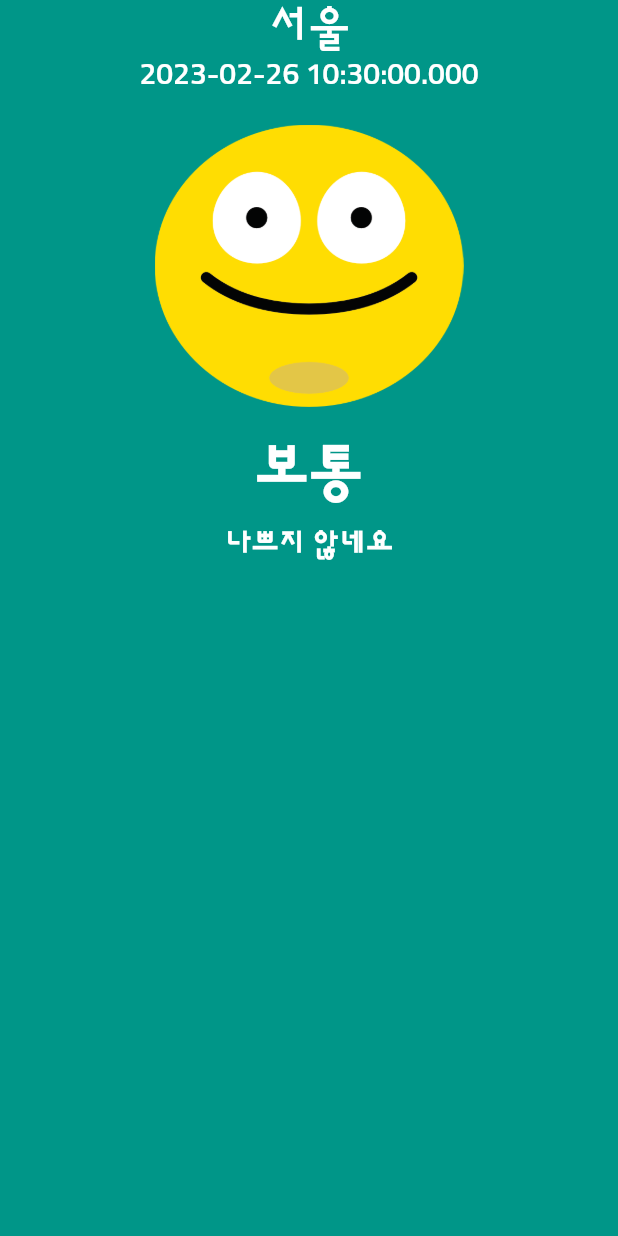
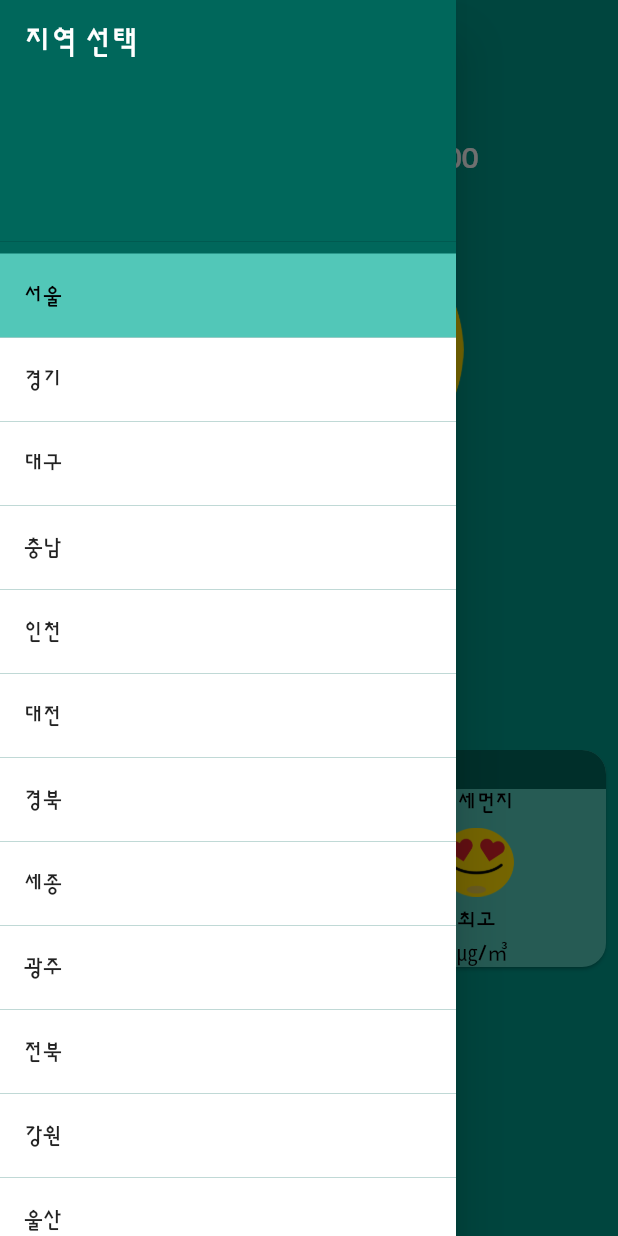
Before and after one commit to dlaehdrlf4/dusty_dust, a Flutter app: the screen it shows after launch, with the side drawer open (before the commit the screen has no drawer), on a phone screen of 412 x 824 dp. Run offline on Flutter 3.47's test engine with Material 2 defaults, Android fonts, the phone set to English and light mode, and no system bars.

Commit message:
fix(*) second add

```diff
--- a/lib/component/main_app_bar.dart
+++ b/lib/component/main_app_bar.dart
@@ -14,9 +14,12 @@ class MainAppBar extends StatelessWidget {
 
     return SliverAppBar(
       expandedHeight: 500,
+
       backgroundColor: primaryColor,
       flexibleSpace: FlexibleSpaceBar(
         background: SafeArea(
+          child: Container(
+            margin: EdgeInsets.only(top: kToolbarHeight), // 원래 앱바의 기본적인 셋팅된 height를 얻으려면 kTollbarHeight
             child: Column(
               children: [
                 Text('서울',style: ts,),
@@ -31,6 +34,7 @@ class MainAppBar extends StatelessWidget {
             ),
           ),
         ),
+      ),
     );
   }
 }
--- /dev/null
+++ b/lib/component/main_drawer.dart
@@ -0,0 +1,46 @@
+import 'package:dusty_dust/const/colors.dart';
+import 'package:flutter/material.dart';
+
+const regions = [
+    '서울',
+    '경기',
+    '대구',
+    '충남',
+    '인천',
+    '대전',
+    '경북',
+    '세종',
+    '광주',
+    '전북',
+    '강원',
+    '울산',
+    '전남',
+    '부산',
+    '제주',
+    '충북',
+    '경남',
+];
+
+class MainDrawer extends StatelessWidget {
+  const MainDrawer({Key? key}) : super(key: key);
+
+  @override
+  Widget build(BuildContext context) {
+    return Drawer(
+      backgroundColor: darkColor,
+      child: ListView(
+        children: [
+          DrawerHeader(child: Text('지역 선택',style: TextStyle(color: Colors.white,fontSize: 20.0),)),
+          ...regions.map((e) => ListTile(
+            selectedColor: Colors.black,
+            selectedTileColor: lightColor,
+            tileColor: Colors.white,
+            selected: e == '서울',
+            onTap: (){},
+            title: Text('$e'),
+          )).toList(),
+        ],
+      ),
+    );
+  }
+}
--- /dev/null
+++ b/lib/component/main_stat.dart
@@ -0,0 +1,29 @@
+
+import 'package:flutter/material.dart';
+
+class MainStat extends StatelessWidget {
+
+  final String category;
+  final String imgPath;
+  final String level;
+  final String stat;
+
+  MainStat({Key? key, required this.category, required this.imgPath, required this.level, required this.stat}) : super(key: key);
+
+  @override
+  Widget build(BuildContext context) {
+
+    final ts = TextStyle(color: Colors.black);
+
+    return Column(
+      children: [
+        Text(category,style: ts,),
+        SizedBox(height: 8.0,),
+        Image.asset(imgPath,width: 50.0,),
+        SizedBox(height: 8.0,),
+        Text(level,style: ts,),
+        Text(stat,style: ts,),
+      ],
+    );
+  }
+}
--- a/lib/const/colors.dart
+++ b/lib/const/colors.dart
@@ -2,3 +2,6 @@ import 'package:flutter/material.dart';
 
 
 const primaryColor = Color(0xFF009688);
+const darkColor = Color(0xFF00675B);
+
+const lightColor = Color(0xFF52C7B8);
--- a/lib/screen/home_screen.dart
+++ b/lib/screen/home_screen.dart
@@ -1,3 +1,5 @@
+import 'package:dusty_dust/component/main_drawer.dart';
+import 'package:dusty_dust/component/main_stat.dart';
 import 'package:dusty_dust/const/colors.dart';
 import 'package:flutter/material.dart';
 
@@ -8,13 +10,57 @@ class HomeScreen extends StatelessWidget {
 
   @override
   Widget build(BuildContext context) {
-
-
     return Scaffold(
       backgroundColor: primaryColor,
+      drawer: MainDrawer(),
       body: CustomScrollView(
         slivers: [
           MainAppBar(),
+          SliverToBoxAdapter(
+            child: Column(
+              children: [
+                Card(
+                  margin: EdgeInsets.symmetric(horizontal: 8.0),
+                  shape: RoundedRectangleBorder(borderRadius: BorderRadius.all(Radius.circular(16.0))),
+                  color: lightColor,
+                  child: Column(
+                    crossAxisAlignment: CrossAxisAlignment.stretch,
+                    children: [
+                      Container(
+                        decoration: BoxDecoration(
+                          color: darkColor,
+                          borderRadius: BorderRadius.only(topLeft: Radius.circular(16.0),topRight: Radius.circular(16.0)),
+                        ),
+                        child: Center(child: Padding(
+                          padding: const EdgeInsets.all(4.0),
+                          child: Text('종류별 통계',style: TextStyle(fontWeight: FontWeight.w700,color: Colors.white),),
+                        ))),
+                      Row(
+                        mainAxisAlignment: MainAxisAlignment.spaceEvenly,
+                        children: [
+                          MainStat(
+                              category: '미세먼지',
+                              imgPath: 'asset/img/best.png',
+                              level: '최고',
+                              stat: '0㎍/㎥'),
+                          MainStat(
+                              category: '미세먼지',
+                              imgPath: 'asset/img/best.png',
+                              level: '최고',
+                              stat: '0㎍/㎥'),
+                          MainStat(
+                              category: '미세먼지',
+                              imgPath: 'asset/img/best.png',
+                              level: '최고',
+                              stat: '0㎍/㎥'),
+                        ],
+                      ),
+                    ],
+                  ),
+                )
+              ],
+            ),
+          )
         ],
       ),
     );
```
Lines whose indentation alone changed are shown as unchanged.
